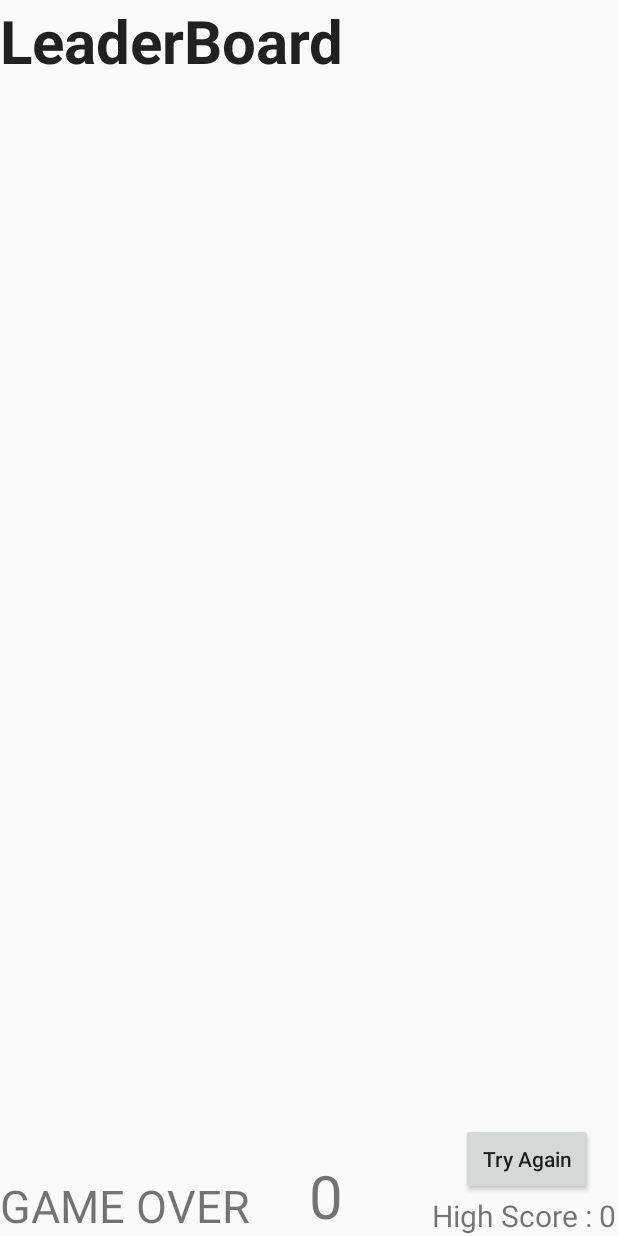
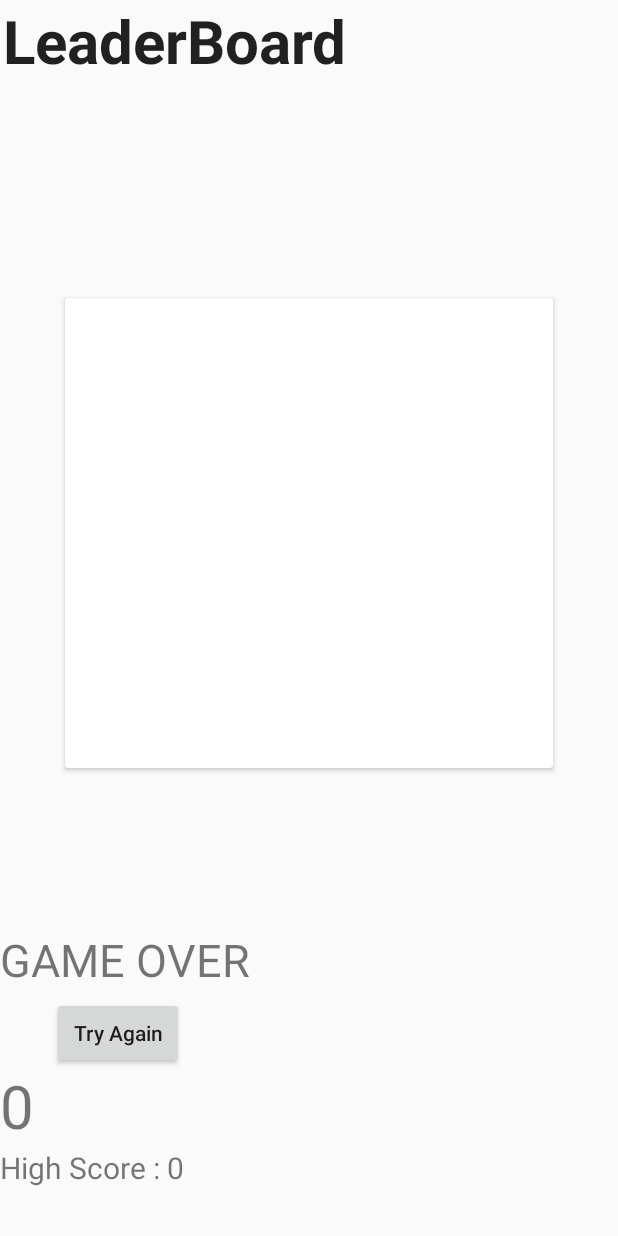
Before and after one commit to anfaas1618/bigeater2.0, an Android app: the LeaderBoardActivity screen opened directly, with no data from a screen before it, on a phone screen of 412 x 824 dp. Run offline under Robolectric (Android 15) with nearby library versions, the phone set to English and light mode, and no system bars; our stand-ins replace Firebase (no records; nobody signed in at launch, a user with empty details on screens opened directly); 1 statement that could not run was skipped.

Commit message:
final for windows

```diff
--- a/app/build.gradle
+++ b/app/build.gradle
@@ -37,4 +37,7 @@ dependencies {
     testImplementation 'junit:junit:4.12'
     androidTestImplementation 'androidx.test.ext:junit:1.1.0'
     androidTestImplementation 'androidx.test.espresso:espresso-core:3.1.1'
+    implementation 'de.hdodenhof:circleimageview:3.1.0'
+    implementation 'androidx.cardview:cardview:1.0.0'
+    implementation 'org.jetbrains:annotations-java5:15.0'
 }
--- a/app/src/main/java/com/anfaas/bigeater20/LeaderBoardActivity.java
+++ b/app/src/main/java/com/anfaas/bigeater20/LeaderBoardActivity.java
@@ -143,8 +143,8 @@ else {  FirebaseDatabase userDatabase = FirebaseDatabase.getInstance();
           public void onDataChange(@NonNull DataSnapshot dataSnapshot) {
               playerScoreList.clear();
               for (DataSnapshot snap:dataSnapshot.getChildren())
-              {     PlayerScore fruits = snap.getValue(PlayerScore.class);
-                  playerScoreList.add(fruits);
+              {     PlayerScore scores = snap.getValue(PlayerScore.class);
+                  playerScoreList.add(scores);
               }
               Collections.sort(playerScoreList);
               Collections.reverse(playerScoreList);
--- a/app/src/main/java/com/anfaas/bigeater20/LoginActivity.java
+++ b/app/src/main/java/com/anfaas/bigeater20/LoginActivity.java
@@ -2,6 +2,7 @@ package com.anfaas.bigeater20;
 
 import androidx.annotation.NonNull;
 import androidx.appcompat.app.AppCompatActivity;
+import androidx.cardview.widget.CardView;
 
 import android.content.ComponentName;
 import android.content.Context;
@@ -26,9 +27,8 @@ public class LoginActivity extends AppCompatActivity {
 
     TextView email,password;
     public  static String IDID;
-
     public  static String NAME;
-    Button login;
+    CardView login;
    public static FirebaseAuth myAuth;
     FirebaseDatabase database=FirebaseDatabase.getInstance();
     DatabaseReference myREf=database.getReference();
--- a/app/src/main/res/layout/activity_leader_board.xml
+++ b/app/src/main/res/layout/activity_leader_board.xml
@@ -7,22 +7,40 @@
     android:orientation="vertical"
     tools:context=".LeaderBoardActivity">
 
+    <androidx.cardview.widget.CardView
+        android:layout_width="325dp"
+        android:layout_height="313dp"
+        app:layout_constraintBottom_toTopOf="@+id/scoreLabel"
+        app:layout_constraintEnd_toEndOf="parent"
+        app:layout_constraintStart_toStartOf="parent"
+        app:layout_constraintTop_toTopOf="@+id/linearLayout">
+
+        <ListView
+            android:id="@+id/list"
+            android:layout_width="match_parent"
+            android:layout_height="312dp"
+            android:dividerHeight="10dp"
+            tools:layout_editor_absoluteX="0dp"
+            tools:layout_editor_absoluteY="64dp" />
+    </androidx.cardview.widget.CardView>
+
     <TextView
         android:id="@+id/GameOver"
         android:layout_width="wrap_content"
         android:layout_height="wrap_content"
+        android:layout_marginBottom="164dp"
         android:text="GAME OVER"
         android:textSize="30sp"
         app:layout_constraintBottom_toBottomOf="parent"
         app:layout_constraintEnd_toStartOf="@+id/scoreLabel"
-        app:layout_constraintHorizontal_chainStyle="spread_inside"
-        app:layout_constraintStart_toStartOf="parent" />
+        app:layout_constraintHorizontal_chainStyle="spread_inside" />
 
     <TextView
         android:id="@+id/scoreLabel"
         android:layout_width="wrap_content"
         android:layout_height="wrap_content"
         android:layout_marginEnd="20dp"
+        android:layout_marginBottom="60dp"
         android:text="150"
         android:textSize="40sp"
         app:layout_constraintBottom_toBottomOf="parent"
@@ -34,6 +52,7 @@
         android:layout_width="wrap_content"
         android:layout_height="wrap_content"
         android:layout_marginEnd="1dp"
+        android:layout_marginBottom="32dp"
         android:text="High Score : 300"
         android:textSize="20sp"
         app:layout_constraintBottom_toBottomOf="parent"
@@ -45,9 +64,9 @@
         android:layout_width="wrap_content"
         android:layout_height="wrap_content"
 
-        android:layout_marginEnd="15dp"
+        android:layout_marginBottom="52dp"
+
         android:onClick="tryAgain"
-
         android:text="Try Again"
         android:textAllCaps="false"
         app:layout_constraintBottom_toTopOf="@+id/highScoreLabel"
@@ -55,8 +74,8 @@
 
     <LinearLayout
         android:id="@+id/linearLayout"
-        android:layout_width="0dp"
-        android:layout_height="618dp"
+        android:layout_width="408dp"
+        android:layout_height="67dp"
         android:orientation="vertical"
         app:layout_constraintEnd_toEndOf="parent"
         app:layout_constraintStart_toStartOf="parent"
@@ -70,13 +89,6 @@
             android:textAppearance="@style/TextAppearance.AppCompat.Large"
             android:textSize="40sp"
             android:textStyle="bold" />
-
-        <ListView
-            android:id="@+id/list"
-            android:layout_width="409dp"
-            android:layout_height="602dp"
-            tools:layout_editor_absoluteX="0dp"
-            tools:layout_editor_absoluteY="64dp" />
     </LinearLayout>
 
 
--- a/build.gradle
+++ b/build.gradle
@@ -7,7 +7,7 @@ buildscript {
 
     }
     dependencies {
-        classpath 'com.android.tools.build:gradle:3.5.2'
+        classpath 'com.android.tools.build:gradle:3.6.1'
         classpath 'com.google.gms:google-services:4.2.0'
 
         // NOTE: Do not place your application dependencies here; they belong
```
Also changed, not shown: app/src/main/java/com/anfaas/bigeater20/RegisterActivity.java (+38 -4 lines), app/src/main/java/com/anfaas/bigeater20/User.java (+3 -4 lines), app/src/main/res/layout/activity_login.xml (+84 -44 lines), app/src/main/res/layout/scorelistview.xml (+11 -1 lines), gradle/wrapper/gradle-wrapper.properties.
